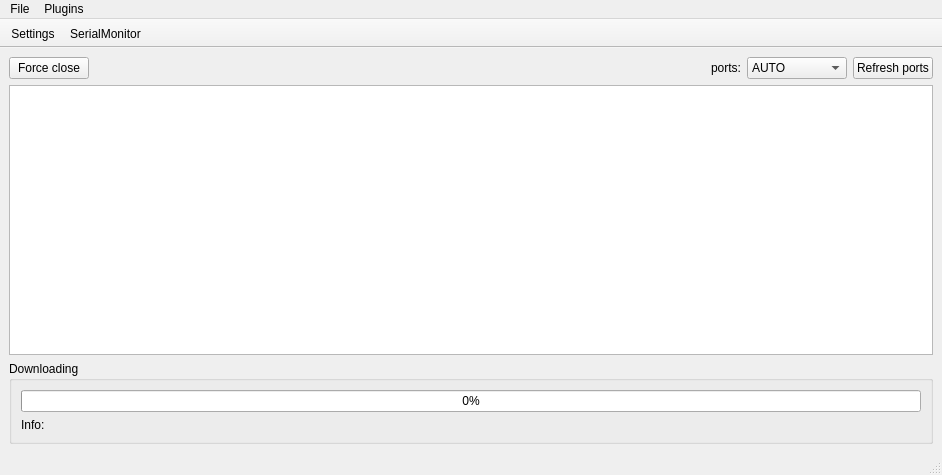
Above: src/frames/UI_web2board.ui from bq/web2board before the change. Below: the same form after it.
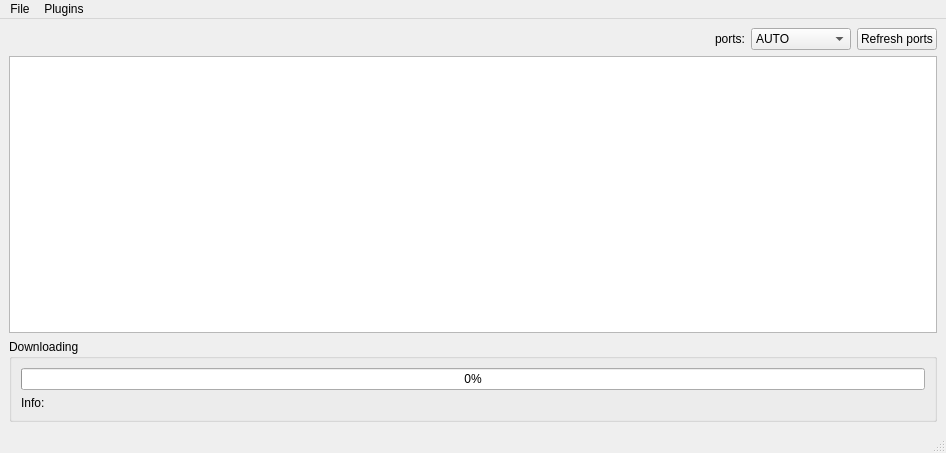
That is the form after the change. Icons and pictures are not drawn.

```diff
--- a/src/frames/UI_web2board.ui
+++ b/src/frames/UI_web2board.ui
@@ -6,8 +6,8 @@
    <rect>
     <x>0</x>
     <y>0</y>
-    <width>942</width>
-    <height>475</height>
+    <width>946</width>
+    <height>453</height>
    </rect>
   </property>
   <property name="windowTitle">
@@ -17,18 +17,6 @@
    <layout class="QVBoxLayout" name="verticalLayout_2">
     <item>
      <layout class="QHBoxLayout" name="horizontalLayout">
-      <item>
-       <widget class="QPushButton" name="forceClose">
-        <property name="text">
-         <string>Force close</string>
-        </property>
-        <property name="icon">
-         <iconset theme="warning">
-          <normaloff/>
-         </iconset>
-        </property>
-       </widget>
-      </item>
       <item>
        <spacer name="horizontalSpacer_2">
         <property name="orientation">
@@ -111,7 +99,7 @@
     <rect>
      <x>0</x>
      <y>0</y>
-     <width>942</width>
+     <width>946</width>
      <height>21</height>
     </rect>
    </property>
@@ -132,25 +120,6 @@
    <addaction name="menuTest"/>
    <addaction name="menuPlugins_2"/>
   </widget>
-  <widget class="QToolBar" name="toolBar">
-   <property name="windowTitle">
-    <string>toolBar</string>
-   </property>
-   <property name="movable">
-    <bool>false</bool>
-   </property>
-   <property name="floatable">
-    <bool>false</bool>
-   </property>
-   <attribute name="toolBarArea">
-    <enum>TopToolBarArea</enum>
-   </attribute>
-   <attribute name="toolBarBreak">
-    <bool>false</bool>
-   </attribute>
-   <addaction name="actionSettings"/>
-   <addaction name="actionSerialMonitor"/>
-  </widget>
   <action name="actionConnected">
    <property name="checkable">
     <bool>true</bool>
```
Left out of the diff: 5 changed lines with no effect on the pictures.
